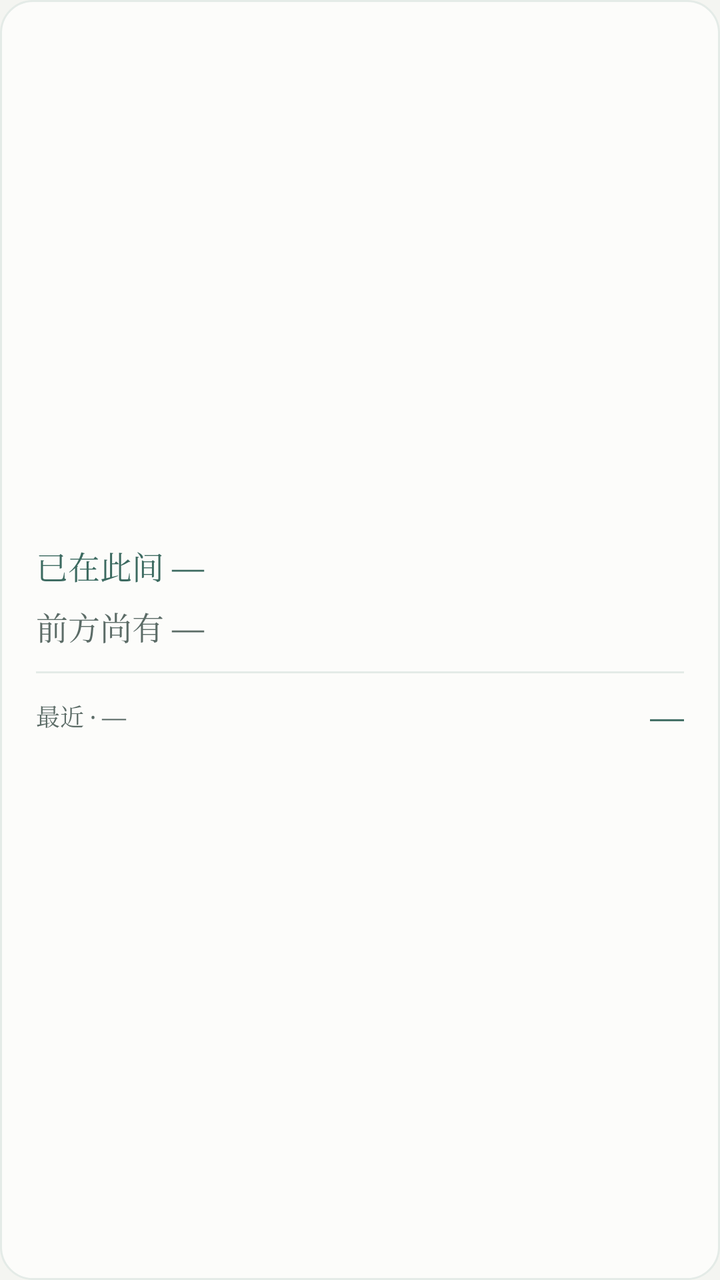
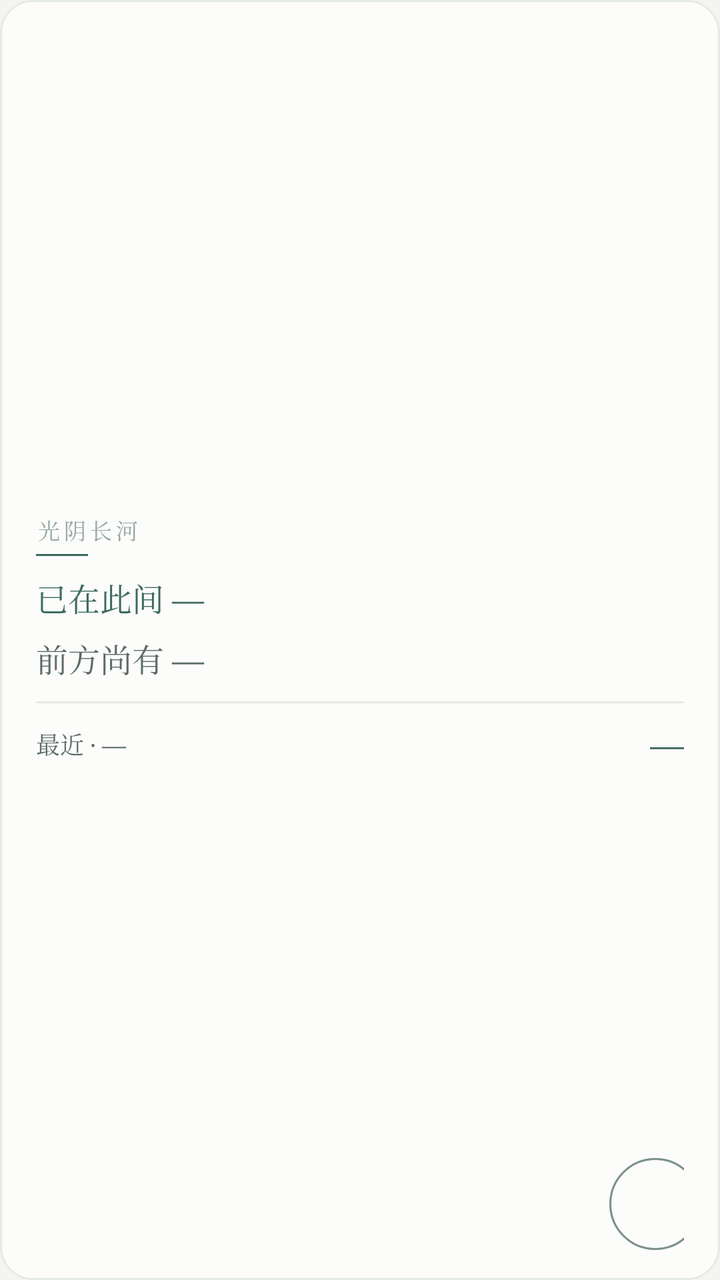

An Android layout rendered at two revisions. The XML below is the earlier revision; the diff shows what the commit changed to produce the second picture.
<!-- AndroidManifest.xml: application theme AppTheme -->
<!-- res/layout/widget_wide.xml -->
<?xml version="1.0" encoding="utf-8"?>
<LinearLayout xmlns:android="http://schemas.android.com/apk/res/android"
    android:id="@+id/w_root"
    android:layout_width="match_parent"
    android:layout_height="match_parent"
    android:orientation="vertical"
    android:background="@drawable/widget_bg"
    android:gravity="center_vertical"
    android:paddingLeft="18dp"
    android:paddingRight="18dp"
    android:paddingTop="14dp"
    android:paddingBottom="14dp">

    <TextView
        android:id="@+id/w_lived"
        android:layout_width="match_parent"
        android:layout_height="wrap_content"
        android:text="已在此间 —"
        android:textColor="@color/jade"
        android:textSize="16sp"
        android:maxLines="2"
        android:ellipsize="end"
        android:lineSpacingExtra="3dp"
        android:fontFamily="serif" />

    <TextView
        android:id="@+id/w_ahead"
        android:layout_width="match_parent"
        android:layout_height="wrap_content"
        android:layout_marginTop="7dp"
        android:text="前方尚有 —"
        android:textColor="@color/ink2"
        android:textSize="16sp"
        android:maxLines="2"
        android:ellipsize="end"
        android:lineSpacingExtra="3dp"
        android:fontFamily="serif" />

    <TextView
        android:layout_width="match_parent"
        android:layout_height="1dp"
        android:layout_marginTop="11dp"
        android:layout_marginBottom="10dp"
        android:background="@color/widget_line" />

    <LinearLayout
        android:layout_width="match_parent"
        android:layout_height="wrap_content"
        android:orientation="horizontal"
        android:gravity="center_vertical">

        <TextView
            android:id="@+id/w_mark_name"
            android:layout_width="0dp"
            android:layout_height="wrap_content"
            android:layout_weight="1"
            android:text="最近 · —"
            android:textColor="@color/ink2"
            android:textSize="12sp"
            android:singleLine="true"
            android:ellipsize="end"
            android:fontFamily="serif" />

        <TextView
            android:id="@+id/w_mark_days"
            android:layout_width="wrap_content"
            android:layout_height="wrap_content"
            android:text="—"
            android:textColor="@color/jade"
            android:textSize="17sp"
            android:fontFamily="serif" />
    </LinearLayout>

</LinearLayout>
<!-- resources referenced by this layout -->
<resources>
  <color name="ink2">#5C6C67</color>
  <color name="jade">#3C6A60</color>
  <color name="widget_line">#E4EBE7</color>
  <!-- drawable widget_bg (drawable) -->
  <?xml version="1.0" encoding="utf-8"?>
  <shape xmlns:android="http://schemas.android.com/apk/res/android"
      android:shape="rectangle">
      <solid android:color="@color/widget_bg" />
      <stroke
          android:width="1dp"
          android:color="@color/widget_line" />
      <corners android:radius="16dp" />
      <padding
          android:left="0dp"
          android:top="0dp"
          android:right="0dp"
          android:bottom="0dp" />
  </shape>
  <style name="AppTheme" parent="android:style/Theme.Material.Light.NoActionBar">
          <item name="android:windowBackground">@color/bg</item>
          <item name="android:statusBarColor">@color/bg</item>
          <item name="android:windowLightStatusBar">true</item>
          <item name="android:navigationBarColor">@color/bg</item>
      </style>
  <color name="widget_bg">#FCFCFA</color>
  <color name="bg">#F4F5F1</color>
</resources>

<!-- the commit's change to res/layout/widget_wide.xml (unified diff, before → after) -->
@@ -1,74 +1,105 @@
 <?xml version="1.0" encoding="utf-8"?>
-<LinearLayout xmlns:android="http://schemas.android.com/apk/res/android"
+<FrameLayout xmlns:android="http://schemas.android.com/apk/res/android"
     android:id="@+id/w_root"
     android:layout_width="match_parent"
     android:layout_height="match_parent"
-    android:orientation="vertical"
     android:background="@drawable/widget_bg"
-    android:gravity="center_vertical"
     android:paddingLeft="18dp"
     android:paddingRight="18dp"
-    android:paddingTop="14dp"
-    android:paddingBottom="14dp">
+    android:paddingTop="13dp"
+    android:paddingBottom="13dp">
 
-    <TextView
-        android:id="@+id/w_lived"
-        android:layout_width="match_parent"
-        android:layout_height="wrap_content"
-        android:text="已在此间 —"
-        android:textColor="@color/jade"
-        android:textSize="16sp"
-        android:maxLines="2"
-        android:ellipsize="end"
-        android:lineSpacingExtra="3dp"
-        android:fontFamily="serif" />
-
-    <TextView
-        android:id="@+id/w_ahead"
-        android:layout_width="match_parent"
-        android:layout_height="wrap_content"
-        android:layout_marginTop="7dp"
-        android:text="前方尚有 —"
-        android:textColor="@color/ink2"
-        android:textSize="16sp"
-        android:maxLines="2"
-        android:ellipsize="end"
-        android:lineSpacingExtra="3dp"
-        android:fontFamily="serif" />
-
-    <TextView
-        android:layout_width="match_parent"
-        android:layout_height="1dp"
-        android:layout_marginTop="11dp"
-        android:layout_marginBottom="10dp"
-        android:background="@color/widget_line" />
+    <ImageView
+        android:layout_width="46dp"
+        android:layout_height="46dp"
+        android:layout_gravity="bottom|end"
+        android:layout_marginEnd="-9dp"
+        android:layout_marginBottom="2dp"
+        android:alpha="0.5"
+        android:src="@drawable/widget_ripple" />
 
     <LinearLayout
         android:layout_width="match_parent"
-        android:layout_height="wrap_content"
-        android:orientation="horizontal"
+        android:layout_height="match_parent"
+        android:orientation="vertical"
         android:gravity="center_vertical">
 
         <TextView
-            android:id="@+id/w_mark_name"
-            android:layout_width="0dp"
+            android:id="@+id/w_brand"
+            android:layout_width="wrap_content"
             android:layout_height="wrap_content"
-            android:layout_weight="1"
-            android:text="最近 · —"
-            android:textColor="@color/ink2"
-            android:textSize="12sp"
-            android:singleLine="true"
+            android:text="光阴长河"
+            android:textColor="@color/ink3"
+            android:textSize="11sp"
+            android:letterSpacing="0.18"
+            android:fontFamily="serif" />
+
+        <View
+            android:layout_width="26dp"
+            android:layout_height="1dp"
+            android:layout_marginTop="4dp"
+            android:layout_marginBottom="9dp"
+            android:background="@color/jade" />
+
+        <TextView
+            android:id="@+id/w_lived"
+            android:layout_width="match_parent"
+            android:layout_height="wrap_content"
+            android:text="已在此间 —"
+            android:textColor="@color/jade"
+            android:textSize="16sp"
+            android:maxLines="2"
             android:ellipsize="end"
+            android:lineSpacingExtra="3dp"
             android:fontFamily="serif" />
 
         <TextView
-            android:id="@+id/w_mark_days"
-            android:layout_width="wrap_content"
+            android:id="@+id/w_ahead"
+            android:layout_width="match_parent"
             android:layout_height="wrap_content"
-            android:text="—"
-            android:textColor="@color/jade"
-            android:textSize="17sp"
+            android:layout_marginTop="7dp"
+            android:text="前方尚有 —"
+            android:textColor="@color/ink2"
+            android:textSize="16sp"
+            android:maxLines="2"
+            android:ellipsize="end"
+            android:lineSpacingExtra="3dp"
             android:fontFamily="serif" />
+
+        <TextView
+            android:layout_width="match_parent"
+            android:layout_height="1dp"
+            android:layout_marginTop="10dp"
+            android:layout_marginBottom="9dp"
+            android:background="@color/widget_line" />
+
+        <LinearLayout
+            android:layout_width="match_parent"
+            android:layout_height="wrap_content"
+            android:orientation="horizontal"
+            android:gravity="center_vertical">
+
+            <TextView
+                android:id="@+id/w_mark_name"
+                android:layout_width="0dp"
+                android:layout_height="wrap_content"
+                android:layout_weight="1"
+                android:text="最近 · —"
+                android:textColor="@color/ink2"
+                android:textSize="12sp"
+                android:singleLine="true"
+                android:ellipsize="end"
+                android:fontFamily="serif" />
+
+            <TextView
+                android:id="@+id/w_mark_days"
+                android:layout_width="wrap_content"
+                android:layout_height="wrap_content"
+                android:text="—"
+                android:textColor="@color/jade"
+                android:textSize="17sp"
+                android:fontFamily="serif" />
+        </LinearLayout>
     </LinearLayout>
 
-</LinearLayout>
+</FrameLayout>
<!-- resource entries referenced after the edit -->
@@ -1,6 +1,7 @@
 <!-- resources referenced by this layout -->
 <resources>
   <color name="ink2">#5C6C67</color>
+  <color name="ink3">#97A7A1</color>
   <color name="jade">#3C6A60</color>
   <color name="widget_line">#E4EBE7</color>
   <!-- drawable widget_bg (drawable) -->
@@ -18,6 +19,22 @@
           android:right="0dp"
           android:bottom="0dp" />
   </shape>
+  <!-- drawable widget_ripple (drawable) -->
+  <?xml version="1.0" encoding="utf-8"?>
+  <layer-list xmlns:android="http://schemas.android.com/apk/res/android">
+      <item>
+          <shape android:shape="oval">
+              <solid android:color="@android:color/transparent" />
+              <stroke android:width="1dp" android:color="@color/jade" />
+          </shape>
+      </item>
+      <item android:inset="5dp">
+          <shape android:shape="oval">
+              <solid android:color="@android:color/transparent" />
+              <stroke android:width="1dp" android:color="@color/ink2" />
+          </shape>
+      </item>
+  </layer-list>
   <style name="AppTheme" parent="android:style/Theme.Material.Light.NoActionBar">
           <item name="android:windowBackground">@color/bg</item>
           <item name="android:statusBarColor">@color/bg</item>
